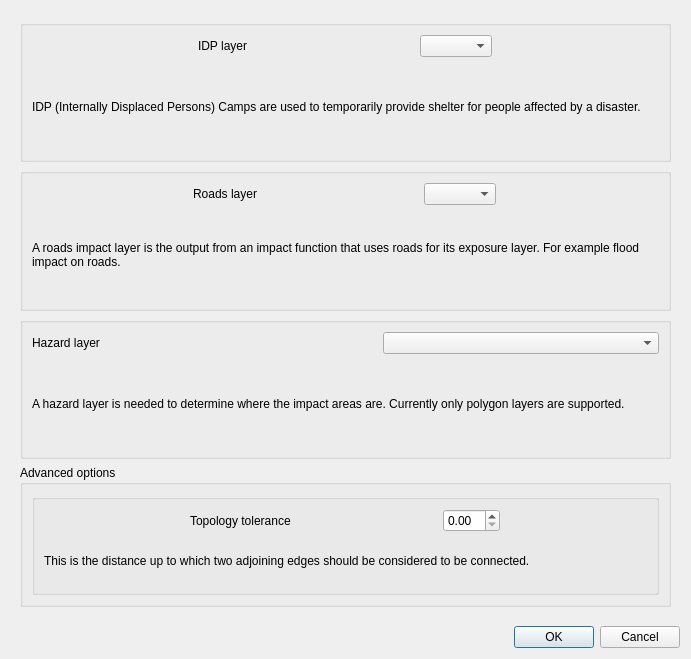
First picture: the form in safe/routing/gui/routing_dialog_base.ui, repository inasafe/inasafe, before the edit.
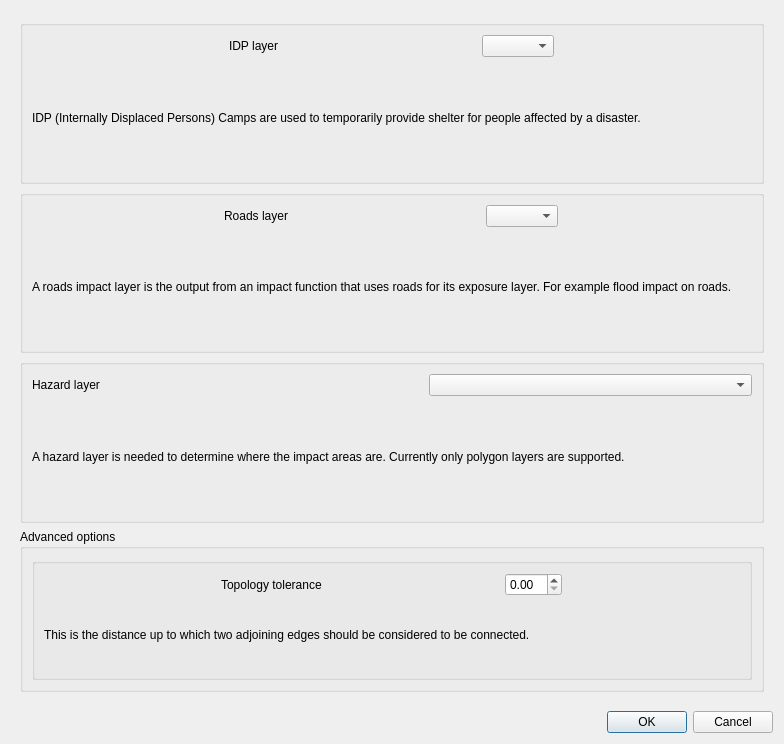
Second picture: the form after the edit.

Commit message: populate combobox in routing analysis

Diff of the .ui file:
```diff
--- a/safe/routing/gui/routing_dialog_base.ui
+++ b/safe/routing/gui/routing_dialog_base.ui
@@ -6,8 +6,8 @@
    <rect>
     <x>0</x>
     <y>0</y>
-    <width>691</width>
-    <height>659</height>
+    <width>784</width>
+    <height>744</height>
    </rect>
   </property>
   <property name="sizePolicy">
@@ -48,8 +48,8 @@
        <rect>
         <x>0</x>
         <y>0</y>
-        <width>683</width>
-        <height>611</height>
+        <width>776</width>
+        <height>696</height>
        </rect>
       </property>
       <layout class="QVBoxLayout" name="verticalLayout_6">
```
Left out of the diff: 8 changed lines with no effect on the pictures. The commit also changes 1 other file.
